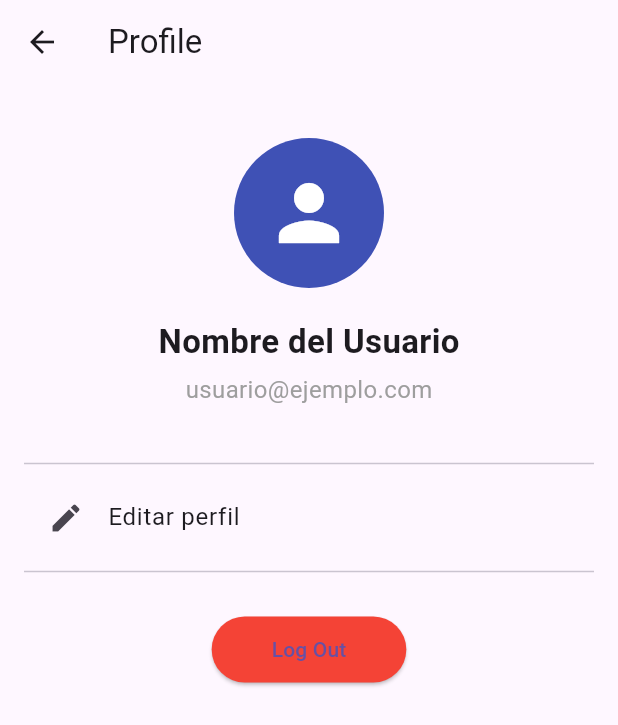
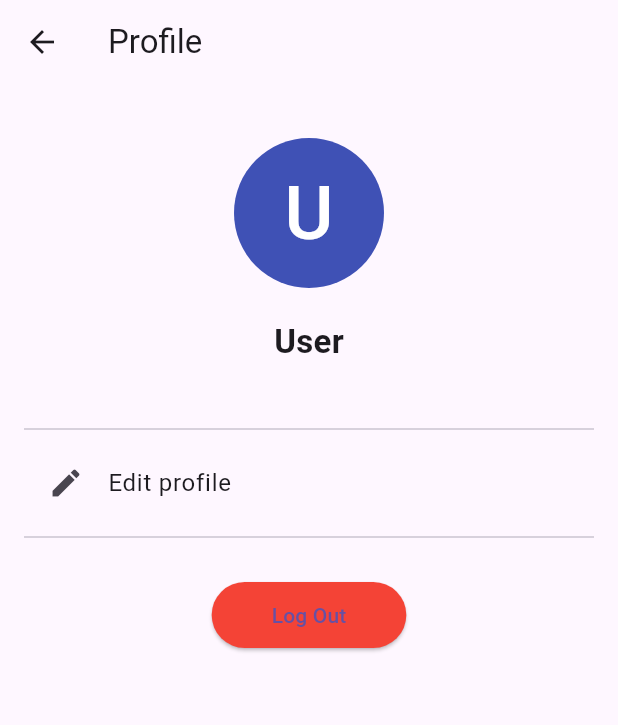
Before and after one commit to hugooisraell/inventory_app, a Flutter app: the ProfileScreen screen opened by its route, on a phone screen of 412 x 824 dp. Shown: the top 725 px of the screen. Run offline on Flutter 3.47's test engine with Material 3 defaults, Android fonts, the phone set to English and light mode, and no system bars; our stand-ins replace flutter_map, latlong2, shared_preferences, sqflite; accounts and stored records are empty.

Commit message:
Perfil de usuario completamente funcional

```diff
--- a/lib/screens/auth/login_screen.dart
+++ b/lib/screens/auth/login_screen.dart
@@ -21,7 +21,8 @@ class _LoginScreenState extends State<LoginScreen> {
   Future<void> _saveSession(Map<String, dynamic> user) async {
     final prefs = await SharedPreferences.getInstance();
     await prefs.setInt('userId', user['id'] as int);
-    await prefs.setString('userName', user['first_name'] as String);
+    await prefs.setString('userFstName', user['first_name'] as String);
+    await prefs.setString('userLstName', user['last_name'] as String);
     await prefs.setString('userEmail', user['email'] as String);
   }
 
--- a/lib/screens/profile_screen.dart
+++ b/lib/screens/profile_screen.dart
@@ -1,5 +1,6 @@
 import 'package:flutter/material.dart';
 import 'package:shared_preferences/shared_preferences.dart';
+import 'edit_profile_screen.dart';
 
 // Pantalla de Perfil de usuario
 class ProfileScreen extends StatefulWidget {
@@ -10,12 +11,34 @@ class ProfileScreen extends StatefulWidget {
 }
 
 class _ProfileScreenState extends State<ProfileScreen> {
+  String? userFstName;
+  String? userLstName;
+  String? userEmail;
+
+  bool isLoading = true;
+
+  @override
+  void initState() {
+    super.initState();
+    _loadSession();
+  }
+
+  // Cargar datos de la sesion actual
+  Future<void> _loadSession() async {
+    final prefs = await SharedPreferences.getInstance();
+
+    setState(() {
+      userFstName = prefs.getString('userFstName');
+      userLstName = prefs.getString('userLstName');
+      userEmail = prefs.getString('userEmail');
+      isLoading = false;
+    });
+  }
+
   // Funcion para cerrar sesion
   Future<void> _logOut() async {
     final prefs = await SharedPreferences.getInstance();
-    await prefs.remove('userId');
-    prefs.remove('userName');
-    prefs.remove('userEmail');
+    await prefs.clear(); // Limpia toda la sesión
 
     if (!mounted) return;
     ScaffoldMessenger.of(context).showSnackBar(
@@ -26,6 +49,24 @@ class _ProfileScreenState extends State<ProfileScreen> {
 
   @override
   Widget build(BuildContext context) {
+    // Mostrar spinner mientras carga la sesión
+    if (isLoading) {
+      return const Scaffold(body: Center(child: CircularProgressIndicator()));
+    }
+
+    // Nombre limpio
+    final String displayName =
+        "${userFstName ?? ''} ${userLstName ?? ''}".trim().isEmpty
+        ? "User"
+        : "${userFstName ?? ''} ${userLstName ?? ''}".trim();
+
+    // Icono de usuario
+    final String iconUser =
+        "${userFstName ?? ''} ${userLstName ?? ''}".trim().isEmpty
+        ? "U"
+        : "${userFstName![0].toUpperCase()} ${userLstName![0].toUpperCase()}"
+              .trim();
+
     return Scaffold(
       appBar: AppBar(title: const Text('Profile')),
 
@@ -36,27 +77,31 @@ class _ProfileScreenState extends State<ProfileScreen> {
             const SizedBox(height: 20),
 
             // Avatar circular
-            const CircleAvatar(
+            CircleAvatar(
               radius: 50,
               backgroundColor: Colors.indigo,
-              child: Icon(Icons.person, size: 60, color: Colors.white),
+              child: Text(
+                iconUser,
+                style: const TextStyle(fontSize: 50, color: Colors.white),
+              ),
             ),
 
             const SizedBox(height: 20),
 
-            // Nombre del usuario
-            const Text(
-              'Nombre del Usuario',
-              style: TextStyle(fontSize: 22, fontWeight: FontWeight.bold),
+            // Nombre completo
+            Text(
+              displayName,
+              style: const TextStyle(fontSize: 22, fontWeight: FontWeight.bold),
             ),
 
             const SizedBox(height: 5),
 
             // Email del usuario
-            const Text(
-              'usuario@ejemplo.com',
-              style: TextStyle(fontSize: 16, color: Colors.grey),
-            ),
+            if (userEmail != null && userEmail!.trim().isNotEmpty)
+              Text(
+                userEmail!,
+                style: const TextStyle(fontSize: 16, color: Colors.grey),
+              ),
 
             const SizedBox(height: 30),
 
@@ -65,8 +110,18 @@ class _ProfileScreenState extends State<ProfileScreen> {
             // Opciones del perfil
             ListTile(
               leading: const Icon(Icons.edit),
-              title: const Text('Editar perfil'),
-              onTap: () {},
+              title: const Text('Edit profile'),
+              onTap: () {
+                Navigator.push(
+                  context,
+                  MaterialPageRoute(
+                    builder: (context) => const EditProfileScreen(),
+                  ),
+                ).then((value) {
+                  // cuando regresa de editar, recargar sesión
+                  _loadSession();
+                });
+              },
             ),
 
             const Divider(),
```
Also changed, not shown: lib/screens/auth/signup_screen.dart (+4 -3 lines), lib/screens/edit_profile_screen.dart (added, +109 -0 lines), lib/services/db_service.dart (+16 -0 lines).
